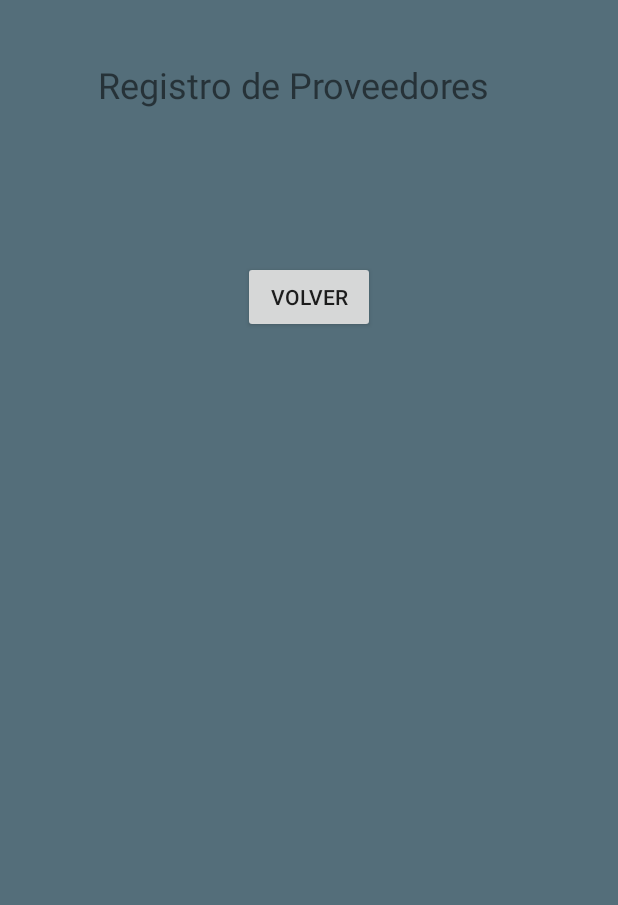
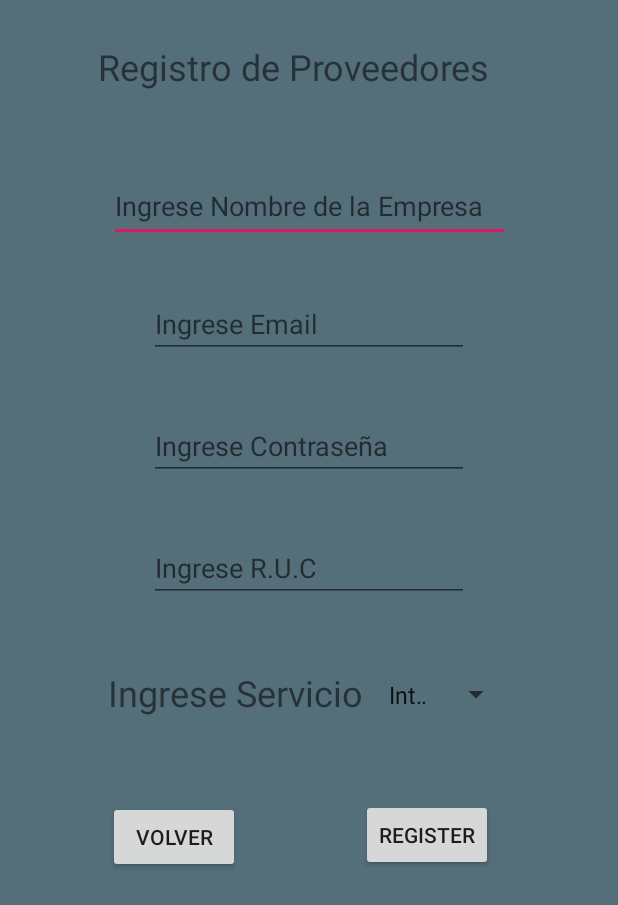
Before and after one commit to kartago852/PruebaAndroid2, an Android app: the registerProvider screen opened directly, with no data from a screen before it, on a phone screen of 412 x 824 dp. Shown: the top 905 px of the screen. Run offline under Robolectric (Android 15) with nearby library versions, the phone set to English and light mode, and no system bars; our stand-ins replace Firebase (no records; nobody signed in at launch, a user with empty details on screens opened directly).

Commit message:
Complete auth and database admin/provider commit

```diff
--- a/app/src/main/java/com/example/pruebaandroid2/registerAdmin.java
+++ b/app/src/main/java/com/example/pruebaandroid2/registerAdmin.java
@@ -16,7 +16,6 @@ import com.google.android.gms.tasks.Task;
 import com.google.firebase.FirebaseApp;
 import com.google.firebase.auth.AuthResult;
 import com.google.firebase.auth.FirebaseAuth;
-import com.google.firebase.auth.FirebaseUser;
 import com.google.firebase.database.DatabaseReference;
 import com.google.firebase.database.FirebaseDatabase;
 
--- a/app/src/main/java/com/example/pruebaandroid2/registerProvider.java
+++ b/app/src/main/java/com/example/pruebaandroid2/registerProvider.java
@@ -9,6 +9,7 @@ import android.text.TextUtils;
 import android.view.View;
 import android.widget.Button;
 import android.widget.EditText;
+import android.widget.Spinner;
 import android.widget.Toast;
 
 import com.google.android.gms.tasks.OnCompleteListener;
@@ -17,24 +18,38 @@ import com.google.firebase.FirebaseApp;
 import com.google.firebase.auth.AuthResult;
 import com.google.firebase.auth.FirebaseAuth;
 import com.google.firebase.auth.FirebaseUser;
+import com.google.firebase.database.DatabaseReference;
+import com.google.firebase.database.FirebaseDatabase;
 
-public class registerProvider extends AppCompatActivity {
+public class registerProvider extends AppCompatActivity implements View.OnClickListener {
 
     private EditText TextEmail;
     private EditText TextPassword;
     private Button btnRegistrar;
+    private EditText TextName;
+    private EditText TextRUC;
     private ProgressDialog progressDialog;
+    private Spinner SpinnerService;
 
     private FirebaseAuth firebaseAuth;
+    DatabaseReference databaseProvider;
     @Override
     protected void onCreate(Bundle savedInstanceState) {
         super.onCreate(savedInstanceState);
         setContentView(R.layout.activity_register_provider);
         firebaseAuth = FirebaseAuth.getInstance();
+        databaseProvider = FirebaseDatabase.getInstance().getReference("Provider");
         FirebaseApp.initializeApp(this);
 
+        TextEmail = (EditText) findViewById(R.id.txt_email);
+        TextPassword = (EditText) findViewById(R.id.txt_pass);
+        TextName = (EditText) findViewById(R.id.txt_name);
+        TextRUC = (EditText) findViewById(R.id.txt_ruc);
+        SpinnerService = (Spinner) findViewById(R.id.spinner_service);
+        btnRegistrar = (Button) findViewById(R.id.btn_register);
 
-
+        progressDialog = new ProgressDialog(this);
+        btnRegistrar.setOnClickListener(this);
 
 
     }
@@ -42,8 +57,11 @@ public class registerProvider extends AppCompatActivity {
     private void registerProvider()
     {
         //Obtenemos el email y la contraseña desde las cajas de texto
-        String email = TextEmail.getText().toString().trim();
-        String password  = TextPassword.getText().toString().trim();
+        final String email = TextEmail.getText().toString().trim();
+        final String password  = TextPassword.getText().toString().trim();
+        String name = TextName.getText().toString().trim();
+        String ruc= TextRUC.getText().toString().trim();
+        String service = SpinnerService.getSelectedItem().toString();
 
         //Verificamos que las cajas de texto no esten vacías
         if(TextUtils.isEmpty(email)){
@@ -52,6 +70,24 @@ public class registerProvider extends AppCompatActivity {
         }
         if(TextUtils.isEmpty(password)){
             Toast.makeText(this,"Falta ingresar la contraseña",Toast.LENGTH_LONG).show();
+            return;
+        }
+        if(!TextUtils.isEmpty(name)){
+        }else{
+            Toast.makeText(this,"Falta ingresar el nombre",Toast.LENGTH_LONG).show();
+            return;
+        }
+        if(!TextUtils.isEmpty(service)){
+        }else{
+            Toast.makeText(this,"Falta ingresar el nombre",Toast.LENGTH_LONG).show();
+            return;
+        }
+        if(!TextUtils.isEmpty(ruc)){
+            String id = databaseProvider.push().getKey();
+            Provider provider = new Provider(id, name , ruc , email, password, service);
+            databaseProvider.child("Proveedores").child(id).setValue(provider);
+        }else{
+            Toast.makeText(this,"Falta ingresar el numero de R.U.C",Toast.LENGTH_LONG).show();
             return;
         }
         progressDialog.setMessage("Realizando registro en linea...");
@@ -79,4 +115,9 @@ public class registerProvider extends AppCompatActivity {
         Intent volverP = new Intent(this, MainActivity.class );
         startActivity(volverP);
     }
+
+    @Override
+    public void onClick(View v) {
+        registerProvider();
+    }
 }
--- a/app/src/main/res/layout/activity_register_provider.xml
+++ b/app/src/main/res/layout/activity_register_provider.xml
@@ -13,7 +13,7 @@
         android:layout_width="280dp"
         android:layout_height="46dp"
         android:layout_marginStart="8dp"
-        android:layout_marginTop="40dp"
+        android:layout_marginTop="28dp"
         android:layout_marginEnd="8dp"
         android:text="Registro de Proveedores"
         android:textSize="24sp"
@@ -26,11 +26,104 @@
         android:id="@+id/button2"
         android:layout_width="wrap_content"
         android:layout_height="wrap_content"
+        android:layout_marginStart="72dp"
+        android:layout_marginTop="56dp"
+        android:text="Volver"
+        app:layout_constraintStart_toStartOf="parent"
+        app:layout_constraintTop_toBottomOf="@+id/textView5" />
+
+    <EditText
+        android:id="@+id/txt_name"
+        android:layout_width="267dp"
+        android:layout_height="47dp"
         android:layout_marginStart="8dp"
-        android:layout_marginTop="88dp"
+        android:layout_marginTop="40dp"
         android:layout_marginEnd="8dp"
-        android:text="Volver"
+        android:ems="10"
+        android:hint="Ingrese Nombre de la Empresa"
+        android:inputType="textPersonName"
+        android:textSize="18sp"
         app:layout_constraintEnd_toEndOf="parent"
         app:layout_constraintStart_toStartOf="parent"
         app:layout_constraintTop_toBottomOf="@+id/textView3" />
+
+    <EditText
+        android:id="@+id/txt_email"
+        android:layout_width="wrap_content"
+        android:layout_height="wrap_content"
+        android:layout_marginStart="8dp"
+        android:layout_marginTop="32dp"
+        android:layout_marginEnd="8dp"
+        android:ems="10"
+        android:hint="Ingrese Email"
+        android:inputType="textEmailAddress"
+        app:layout_constraintEnd_toEndOf="parent"
+        app:layout_constraintStart_toStartOf="parent"
+        app:layout_constraintTop_toBottomOf="@+id/txt_name" />
+
+    <EditText
+        android:id="@+id/txt_pass"
+        android:layout_width="wrap_content"
+        android:layout_height="wrap_content"
+        android:layout_marginStart="8dp"
+        android:layout_marginTop="36dp"
+        android:layout_marginEnd="8dp"
+        android:ems="10"
+        android:hint="Ingrese Contraseña"
+        android:inputType="textPassword"
+        app:layout_constraintEnd_toEndOf="parent"
+        app:layout_constraintStart_toStartOf="parent"
+        app:layout_constraintTop_toBottomOf="@+id/txt_email" />
+
+    <EditText
+        android:id="@+id/txt_ruc"
+        android:layout_width="wrap_content"
+        android:layout_height="wrap_content"
+        android:layout_marginStart="8dp"
+        android:layout_marginTop="36dp"
+        android:layout_marginEnd="8dp"
+        android:ems="10"
+        android:hint="Ingrese R.U.C"
+        android:inputType="number"
+        app:layout_constraintEnd_toEndOf="parent"
+        app:layout_constraintStart_toStartOf="parent"
+        app:layout_constraintTop_toBottomOf="@+id/txt_pass" />
+
+    <Spinner
+        android:id="@+id/spinner_service"
+        android:layout_width="90dp"
+        android:layout_height="35dp"
+        android:layout_marginStart="8dp"
+        android:layout_marginTop="44dp"
+        android:layout_marginEnd="8dp"
+        android:entries="@array/Servicios"
+        app:layout_constraintEnd_toEndOf="parent"
+        app:layout_constraintHorizontal_bias="0.021"
+        app:layout_constraintStart_toEndOf="@+id/textView5"
+        app:layout_constraintTop_toBottomOf="@+id/txt_ruc" />
+
+    <TextView
+        android:id="@+id/textView5"
+        android:layout_width="wrap_content"
+        android:layout_height="wrap_content"
+        android:layout_marginStart="72dp"
+        android:layout_marginTop="44dp"
+        android:text="Ingrese Servicio"
+        android:textSize="24sp"
+        app:layout_constraintStart_toStartOf="parent"
+        app:layout_constraintTop_toBottomOf="@+id/txt_ruc" />
+
+    <Button
+        android:id="@+id/btn_register"
+        android:layout_width="wrap_content"
+        android:layout_height="wrap_content"
+        android:layout_marginStart="8dp"
+        android:layout_marginTop="52dp"
+        android:layout_marginEnd="8dp"
+        android:onClick="onClick"
+        android:text="register"
+        app:layout_constraintEnd_toEndOf="parent"
+        app:layout_constraintHorizontal_bias="0.489"
+        app:layout_constraintStart_toEndOf="@+id/button2"
+        app:layout_constraintTop_toBottomOf="@+id/spinner_service" />
 </android.support.constraint.ConstraintLayout>
--- a/app/src/main/res/values/strings.xml
+++ b/app/src/main/res/values/strings.xml
@@ -2,4 +2,9 @@
     <string name="app_name">PruebaAndroid2</string>
     <string name="email">Ingrese Email</string>
     <string name="pass">Ingrese Pass</string>
+    <array name="Servicios">
+        <item>Internet</item>
+        <item>Cable</item>
+        <item>Telefono</item>
+    </array>
 </resources>
```
Also changed, not shown: app/src/main/java/com/example/pruebaandroid2/Provider.java (added, +44 -0 lines).
